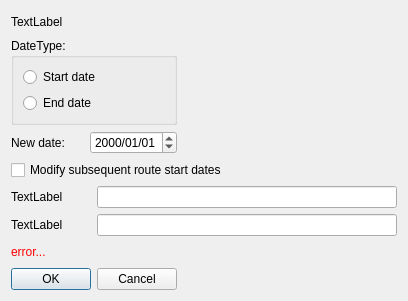
Old version of the form mapper_app/ui/modifyroutedatedlg.ui in the repository allenck/mapper.
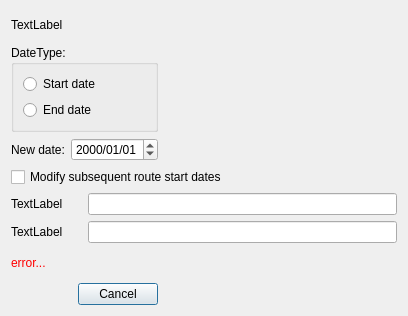
New version of the form.

Diff of the .ui file:
```diff
--- a/mapper_app/ui/modifyroutedatedlg.ui
+++ b/mapper_app/ui/modifyroutedatedlg.ui
@@ -7,7 +7,7 @@
     <x>0</x>
     <y>0</y>
     <width>408</width>
-    <height>301</height>
+    <height>316</height>
    </rect>
   </property>
   <property name="windowTitle">
@@ -152,7 +152,7 @@
       <enum>Qt::Horizontal</enum>
      </property>
      <property name="standardButtons">
-      <set>QDialogButtonBox::Cancel|QDialogButtonBox::Ok</set>
+      <set>QDialogButtonBox::Cancel</set>
      </property>
     </widget>
    </item>
```
